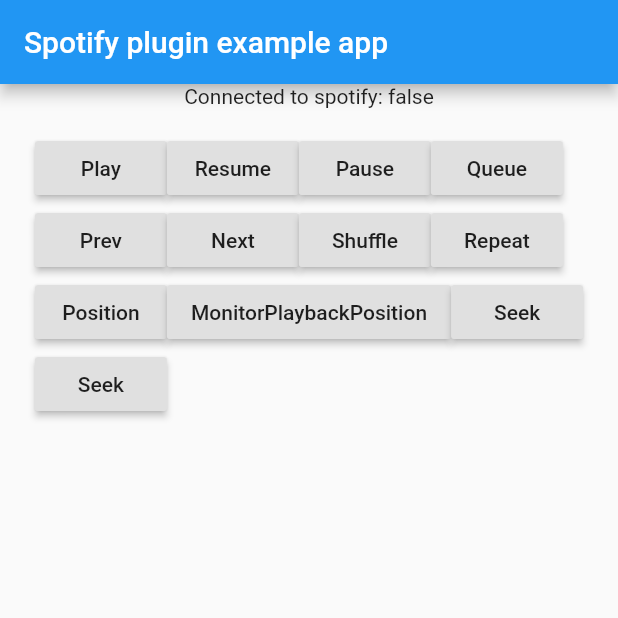
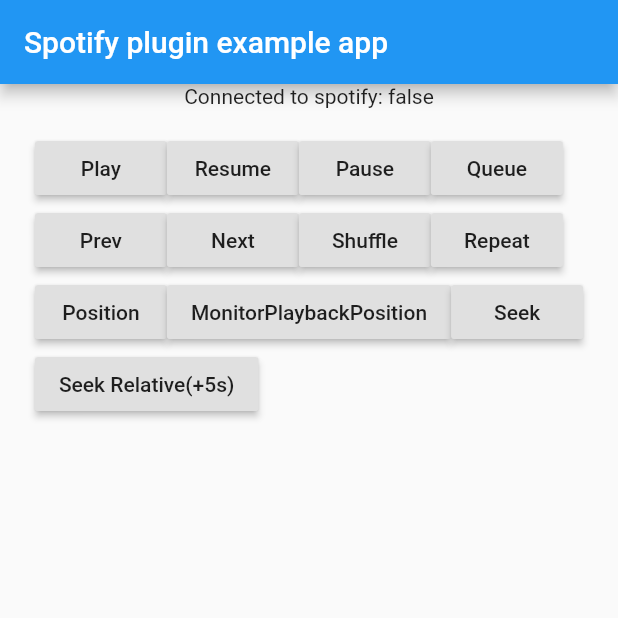
Before and after one commit to qreate/spotify-playback-flutter, a Flutter app: the screen it shows after launch, on a phone screen of 412 x 824 dp, the top half of it. Run offline on Flutter 3.47's test engine with Material 2 defaults, Android fonts, the phone set to English and light mode, and no system bars.

Commit message:
Seek Relative

```diff
--- a/example/lib/main.dart
+++ b/example/lib/main.dart
@@ -110,7 +110,7 @@ class _MyAppState extends State<MyApp> {
   /// Seek to a a defined time relative to the current time
   Future<void> seekToRelativePosition() async {
     try {
-      await SpotifyPlayback.seekToRelativePosition(-5000).then((success) {
+      await SpotifyPlayback.seekToRelativePosition(5000).then((success) {
         print(success);
       }, onError: (error) {
         print(error);
@@ -277,7 +277,7 @@ class _MyAppState extends State<MyApp> {
                   ),
                   RaisedButton(
                     onPressed: () => seekToRelativePosition(),
-                    child: Text("Seek"),
+                    child: Text("Seek Relative(+5s)"),
                   )
                 ],
               ),
```
